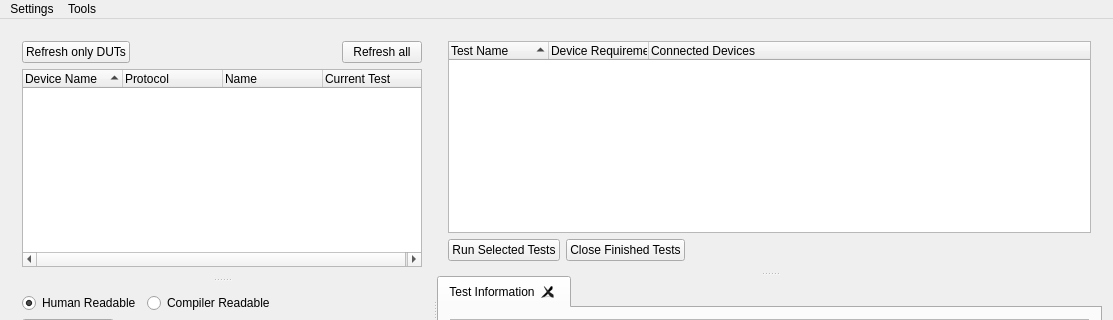
Old version of the form src/Windows/mainwindow.ui in the repository Crystal-Photonics/crystalTestFrameworkApp; both pictures show x 0 to 1113 and y 0 to 320 of the 1113 by 599 pixel window.
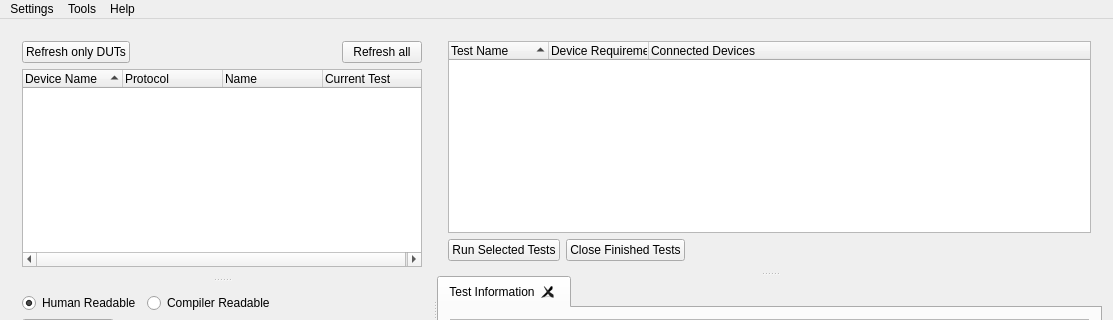
New version of the form.

The edit to the form file:
```diff
--- a/src/Windows/mainwindow.ui
+++ b/src/Windows/mainwindow.ui
@@ -355,8 +355,15 @@
     </property>
     <addaction name="actionDummy_Data_Creator_for_print_templates"/>
    </widget>
+   <widget class="QMenu" name="menuHelp">
+    <property name="title">
+     <string>Help</string>
+    </property>
+    <addaction name="actionInfo"/>
+   </widget>
    <addaction name="menuSettings"/>
    <addaction name="menuTools"/>
+   <addaction name="menuHelp"/>
   </widget>
   <action name="actionPaths">
    <property name="text">
```
Left out of the diff: 5 changed lines with no effect on the pictures.
